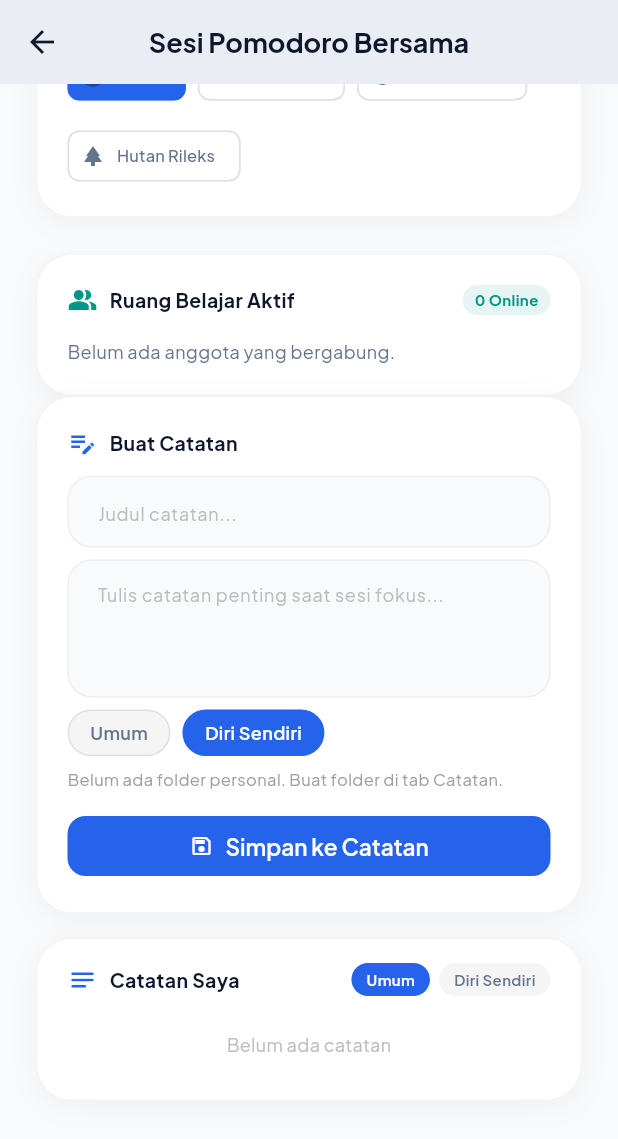
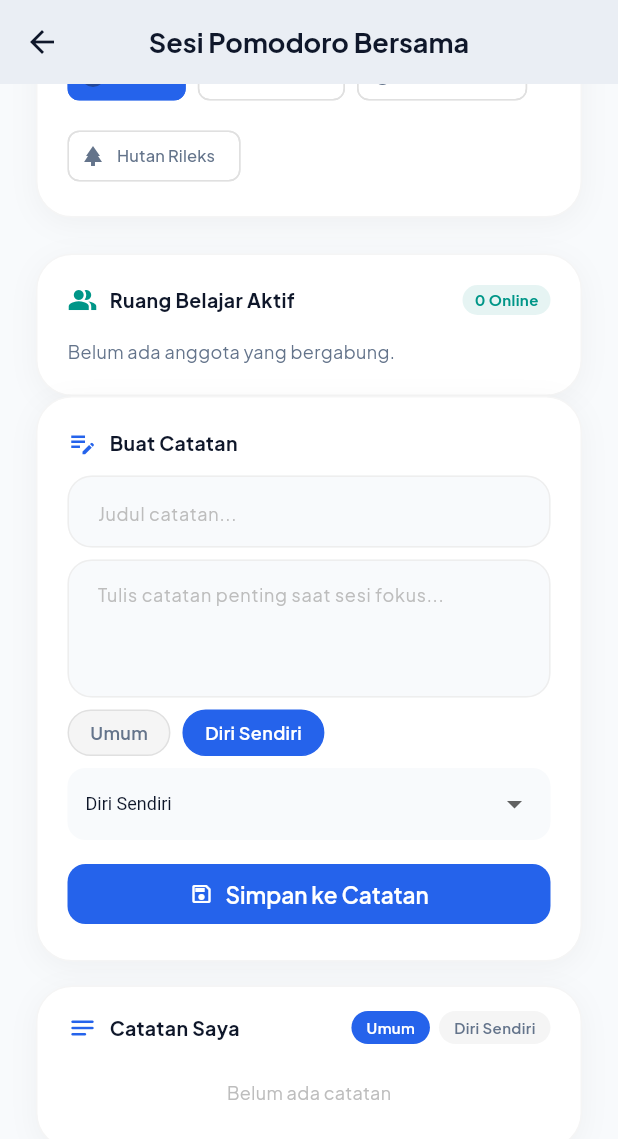
Before and after one commit to Attoher/AjarinYa, a Flutter app: the PomodoroScreen screen opened directly, scrolled down 576 dp, after a tap on "Diri Sendiri", on a phone screen of 412 x 824 dp. Shown: the top 1139 px of the screen. Run offline on Flutter 3.47's test engine with Material 3 defaults, Android fonts, the phone set to English and light mode, and no system bars; our stand-ins replace cloud_firestore, firebase_auth, firebase_core, firebase_crashlytics, firebase_messaging, flutter_local_notifications and 6 more; missing offline and left inert: flutter_map_location_marker; accounts and stored records are empty.

Commit message:
fix: auto-buat folder Diri Sendiri jika belum ada saat dipilih
Root cause: jika tidak ada folder personal, _noteFolder tetap Umum
sehingga catatan Diri Sendiri tersimpan ke folder Umum.
Sekarang ketuk chip Diri Sendiri otomatis membuat folder Diri Sendiri
via notesVm.addFolder() jika belum ada folder personal.

Co-Authored-By: Claude Sonnet 4.6 <noreply@anthropic.com>

```diff
--- a/lib/views/pomodoro_screen.dart
+++ b/lib/views/pomodoro_screen.dart
@@ -599,10 +599,19 @@ class _PomodoroScreenState extends State<PomodoroScreen> {
                           const SizedBox(width: 8),
                           _buildSaveTargetChip('Diri Sendiri', onTap: () {
                             final personal = savableFolders.where((f) => f != 'Umum').toList();
-                            setState(() {
-                              _noteSaveTarget = 'Diri Sendiri';
-                              if (personal.isNotEmpty) _noteFolder = personal.first;
-                            });
+                            if (personal.isEmpty) {
+                              // Auto-buat folder "Diri Sendiri" jika belum ada
+                              notesVm.addFolder('Diri Sendiri');
+                              setState(() {
+                                _noteSaveTarget = 'Diri Sendiri';
+                                _noteFolder = 'Diri Sendiri';
+                              });
+                            } else {
+                              setState(() {
+                                _noteSaveTarget = 'Diri Sendiri';
+                                _noteFolder = personal.first;
+                              });
+                            }
                           }),
                         ],
                       ),
@@ -614,16 +623,11 @@ class _PomodoroScreenState extends State<PomodoroScreen> {
                               .where((f) => f != 'Umum')
                               .toList();
                           if (personalFolders.isEmpty) {
-                            return Text(
-                              'Belum ada folder personal. Buat folder di tab Catatan.',
-                              style: TextStyle(fontSize: 11, color: Colors.grey.shade500),
-                            );
+                            return const SizedBox.shrink();
                           }
-                          if (!personalFolders.contains(_noteFolder)) {
-                            WidgetsBinding.instance.addPostFrameCallback(
-                              (_) => setState(() => _noteFolder = personalFolders.first),
-                            );
-                          }
+                          final currentVal = personalFolders.contains(_noteFolder)
+                              ? _noteFolder
+                              : personalFolders.first;
                           return Container(
                             padding: const EdgeInsets.symmetric(horizontal: 12),
                             decoration: BoxDecoration(
@@ -631,16 +635,14 @@ class _PomodoroScreenState extends State<PomodoroScreen> {
                               borderRadius: BorderRadius.circular(12),
                             ),
                             child: DropdownButton<String>(
-                              value: personalFolders.contains(_noteFolder)
-                                  ? _noteFolder
-                                  : personalFolders.first,
+                              value: currentVal,
                               isExpanded: true,
                               underline: const SizedBox(),
                               style: const TextStyle(fontSize: 12, color: AppTheme.textPrimary),
                               items: personalFolders
                                   .map((f) => DropdownMenuItem(value: f, child: Text(f)))
                                   .toList(),
-                              onChanged: (v) => setState(() => _noteFolder = v ?? personalFolders.first),
+                              onChanged: (v) => setState(() => _noteFolder = v ?? currentVal),
                             ),
                           );
                         }),
```
